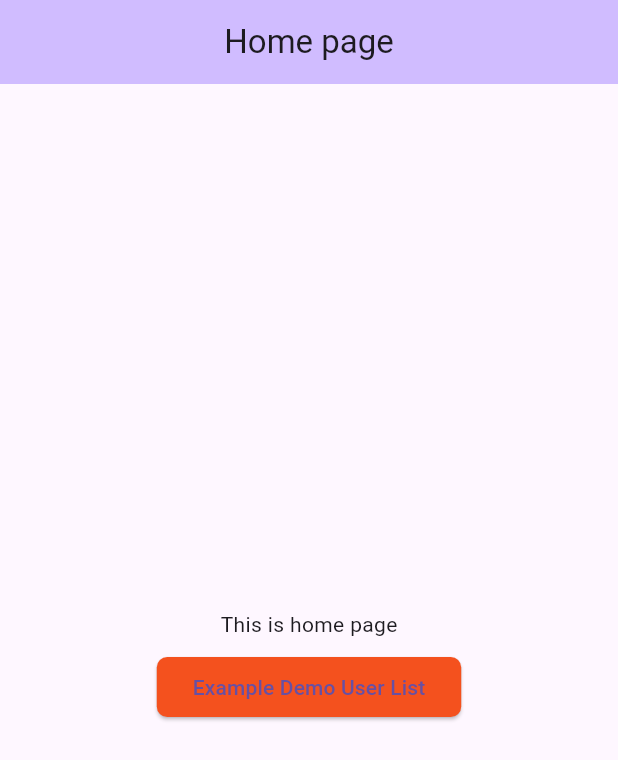
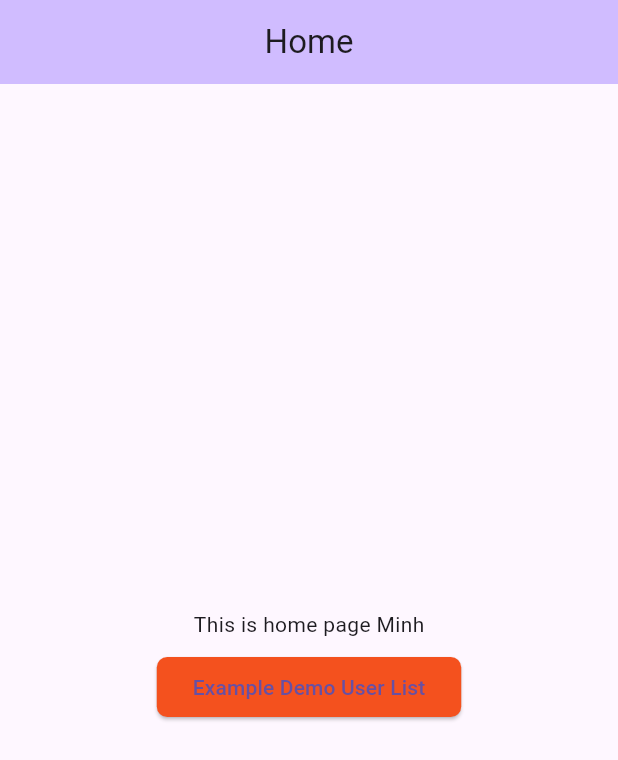
Before and after one commit to vnvuongducnghia/demo_flutter_clean_ar_getx, a Flutter app: the screen it shows after launch, on a phone screen of 412 x 824 dp. Shown: the top 760 px of the screen. Run offline on Flutter 3.47's test engine with Material 3 defaults, Android fonts, the phone set to English and light mode, and no system bars; our stand-ins replace dartz, dio, flutter_spinkit, get, get_it, logger.

Commit message:
Rename MyHomePage to HomeScreen. Add HomeScreen Lifecycle. Add HomeScreenWidget

```diff
--- a/lib/core/app_theme.dart
+++ b/lib/core/app_theme.dart
@@ -42,13 +42,13 @@ class AppTheme {
         side: BorderSide(color: Colors.grey, width: 2),
       ),
       dialHandColor: const Color(0xFFF4511E),
-      hourMinuteColor: MaterialStateColor.resolveWith(
-        (states) => states.contains(MaterialState.selected)
+      hourMinuteColor: WidgetStateColor.resolveWith(
+        (states) => states.contains(WidgetState.selected)
             ? const Color(0xFFF4511E)
             : Colors.black12,
       ),
-      hourMinuteTextColor: MaterialStateColor.resolveWith(
-        (states) => states.contains(MaterialState.selected)
+      hourMinuteTextColor: WidgetStateColor.resolveWith(
+        (states) => states.contains(WidgetState.selected)
             ? Colors.black54
             : Colors.grey,
       ),
@@ -57,8 +57,8 @@ class AppTheme {
         borderRadius: BorderRadius.circular(5),
       ),
       dayPeriodColor: Colors.transparent,
-      dayPeriodTextColor: MaterialStateColor.resolveWith(
-        (states) => states.contains(MaterialState.selected)
+      dayPeriodTextColor: WidgetStateColor.resolveWith(
+        (states) => states.contains(WidgetState.selected)
             ? const Color(0xFFF4511E)
             : Colors.black12,
       ),
--- a/lib/features/home/presentation/screens/home_screen.dart
+++ b/lib/features/home/presentation/screens/home_screen.dart
@@ -1,50 +1,69 @@
-import 'package:demo_flutter/features/user/presentation/screens/user_list_screen.dart';
+import 'package:demo_flutter/features/home/presentation/screens/home_screen_widget.dart';
 import 'package:flutter/material.dart';
-import 'package:get/get.dart';
 
-class MyHomePage extends StatefulWidget {
-  const MyHomePage({super.key, required this.title});
+class HomeScreen extends StatefulWidget {
+  const HomeScreen({super.key, required this.title});
 
   final String title;
 
   @override
-  State<MyHomePage> createState() => _MyHomePageState();
+  State<HomeScreen> createState() {
+    print('Initialization: create state');
+    return _HomeScreenState();
+  }
 }
 
-class _MyHomePageState extends State<MyHomePage> {
+class _HomeScreenState extends State<HomeScreen> {
+  _HomeScreenState() {
+    print('INITIALIZATION: constructor, mounted: $mounted');
+  }
+
+  @override
+  void initState() {
+    super.initState();
+    print('INITIALIZATION: initState, mounted: $mounted');
+  }
+
+  @override
+  void didChangeDependencies() {
+    super.didChangeDependencies();
+    print('UPDATE: didChangeDependencies, mounted: $mounted');
+  }
+
   @override
   Widget build(BuildContext context) {
-    return Scaffold(
-      appBar: AppBar(
-        backgroundColor: Theme.of(context).colorScheme.inversePrimary,
-        title: Text(widget.title),
-      ),
-      body: Center(
-        child: Column(
-          mainAxisAlignment: MainAxisAlignment.center,
-          children: <Widget>[
-            const Padding(
-              padding: EdgeInsets.all(8.0),
-              child: Text(
-                'This is home page',
-              ),
-            ),
-            ElevatedButton(
-              onPressed: () {
-                Get.to(const UserListScreen(),
-                    arguments: "Data received from first screen");
-              },
-              style: ElevatedButton.styleFrom(
-                shape: RoundedRectangleBorder(
-                  borderRadius: BorderRadius.circular(7), // <-- Radius
-                ),
-              ),
-              child: const Text('Example Demo User List'),
-            )
-          ],
-        ),
-      ),
-    );
+    print('BUILD: build, mounted: $mounted');
+    return HomeScreenWidget();
+  }
+
+  @override
+  void reassemble() {
+    print('BUILD HOT RELOAD: reassemble, mounted: $mounted');
+    super.reassemble();
+  }
+
+  @override
+  void setState(VoidCallback fn) {
+    print('UPDATE: setState');
+    super.setState(fn);
+  }
+
+  @override
+  void didUpdateWidget(covariant HomeScreen oldWidget) {
+    super.didUpdateWidget(oldWidget);
+    print('UPDATE: didUpdateWidget()');
+  }
+
+  @override
+  void deactivate() {
+    super.deactivate();
+    print('DESTRUCTION: deactivate, mounted: $mounted');
+  }
+
+  @override
+  void dispose() {
+    super.dispose();
+    print('DESTRUCTION: dispose, mounted: $mounted');
   }
 
   void navigateTo(Widget screen) {
--- /dev/null
+++ b/lib/features/home/presentation/screens/home_screen_widget.dart
@@ -0,0 +1,41 @@
+import 'package:demo_flutter/features/user/presentation/screens/user_list_screen.dart';
+import 'package:flutter/material.dart';
+import 'package:get/get.dart';
+
+class HomeScreenWidget extends StatelessWidget {
+  const HomeScreenWidget({super.key});
+
+  @override
+  Widget build(BuildContext context) {
+    return Scaffold(
+      appBar: AppBar(
+        backgroundColor: Theme.of(context).colorScheme.inversePrimary,
+        title: const Text("Home"),
+      ),
+      body: Center(
+        child: Column(
+          mainAxisAlignment: MainAxisAlignment.center,
+          children: <Widget>[
+            const Padding(
+              padding: EdgeInsets.all(8.0),
+              child: Text(
+                'This is home page Minh',
+              ),
+            ),
+            ElevatedButton(
+              onPressed: () {
+                Get.to(const UserListScreen(), arguments: "Data received from first screen");
+              },
+              style: ElevatedButton.styleFrom(
+                shape: RoundedRectangleBorder(
+                  borderRadius: BorderRadius.circular(7), // <-- Radius
+                ),
+              ),
+              child: const Text('Example Demo User List'),
+            )
+          ],
+        ),
+      ),
+    );
+  }
+}
--- a/lib/main.dart
+++ b/lib/main.dart
@@ -18,7 +18,7 @@ class MyApp extends StatelessWidget {
     return GetMaterialApp(
       debugShowCheckedModeBanner: false,
       theme: AppTheme.lightAppTheme,
-      home: const MyHomePage(title: 'Home page',),
+      home: const HomeScreen(title: 'Home page',),
     );
   }
 }
```
